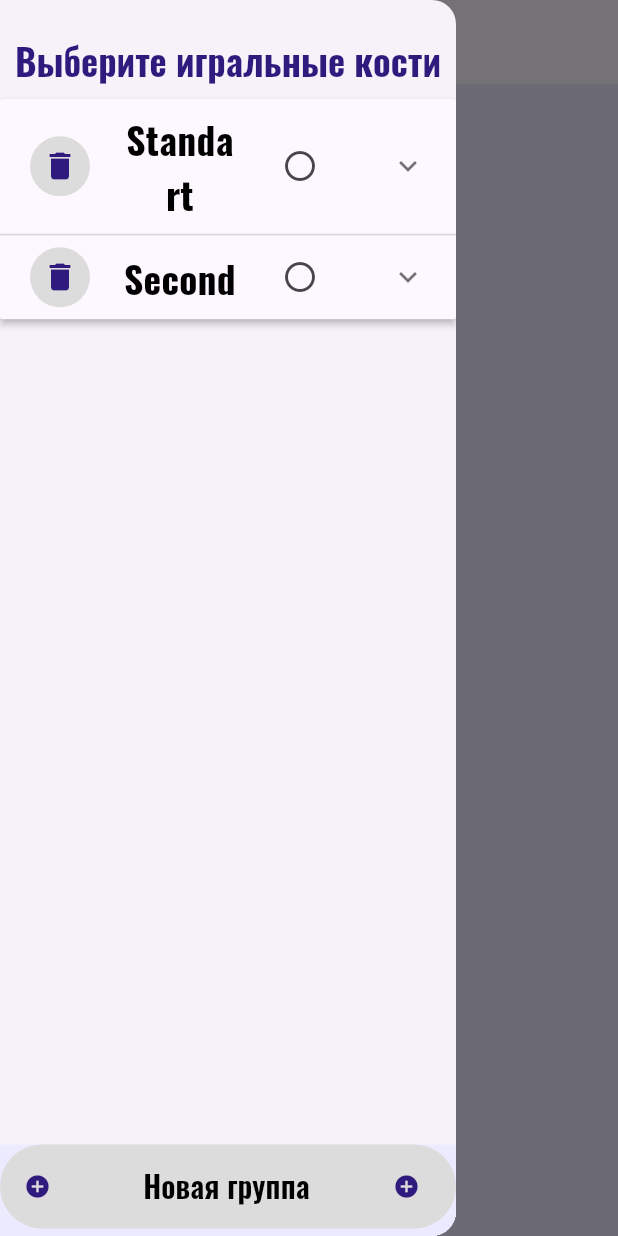
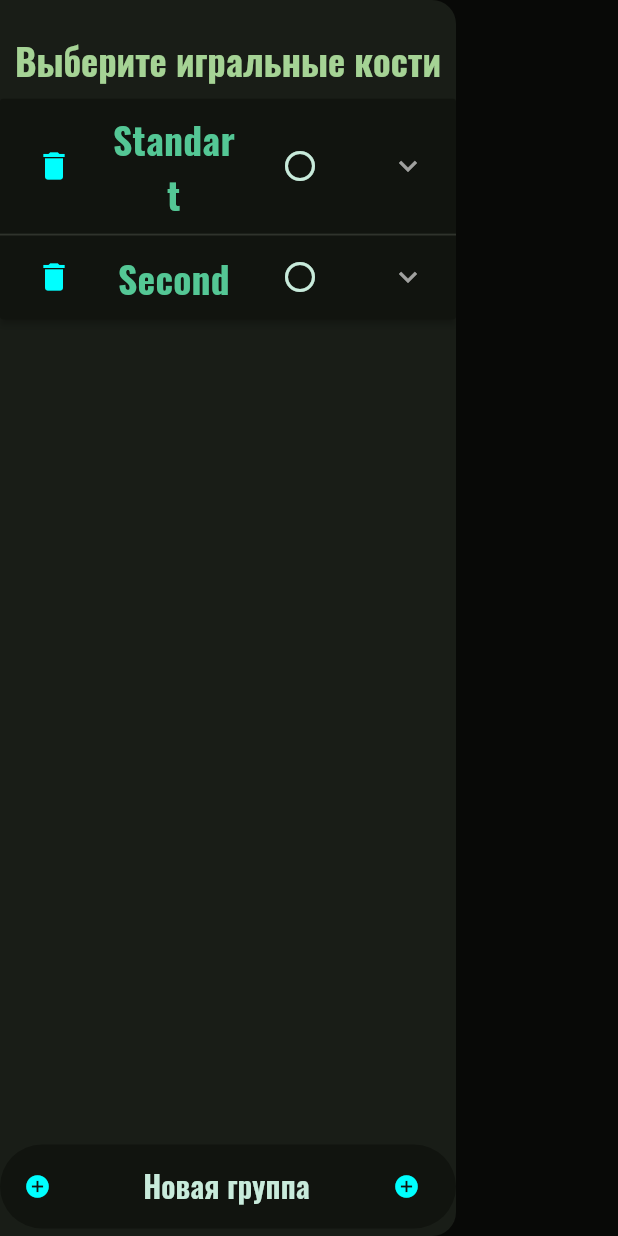
Before and after one commit to 2romanio005/UniversalDice, a Flutter app: the screen it shows after launch, with the side drawer open, on a phone screen of 412 x 824 dp. Run offline on Flutter 3.47's test engine with Material 3 defaults, Android fonts, the phone set to English and light mode, and no system bars.

Commit message:
add styles and dark theme

```diff
--- a/universal_dice/lib/Decoration/styles.dart
+++ b/universal_dice/lib/Decoration/styles.dart
@@ -1,49 +1,59 @@
 import 'package:flutter/material.dart';
 // import 'package:google_fonts/google_fonts.dart';
 
-import 'package:universal_dice/Decoration/colors.dart';
+ColorScheme colorScheme = ColorScheme.fromSeed(
+  seedColor: const Color.fromARGB(255, 0, 255, 0),
+  brightness: Brightness.dark,
+  // background: const Color.fromARGB(255, 17, 17, 17),
+  // onSurface: Colors.red,
 
-ThemeData mainTheme = ThemeData(
-  colorScheme: ColorScheme.fromSeed(
-    seedColor: ColorPrimary,
-    brightness: Brightness.light,
-  ),
-  textTheme: TextTheme(
-    /// заголовок заголовков
+  // onPrimary: Colors.blue,
+  onSurfaceVariant: const Color.fromARGB(255, 0, 255, 255),
+  onSurface: const Color.fromARGB(255, 200, 235, 219),
+  secondary: const Color.fromARGB(255, 84, 199, 149), //54, 181, 67),
+  // onSurface: Colors.red,
+  // onSurfaceVariant: Colors.yellow,
+  // inverseSurface: Colors.pink,
+);
+
+TextTheme textTheme = TextTheme(
+  /// H1
   titleLarge: TextStyle(
     fontFamily: "Oswald",
-      color: ColorHeader,
+    //color: ColorHeader,
+    color: colorScheme.primary,
     fontSize: 26,
     fontWeight: FontWeight.bold,
   ),
 
-    /// заголовок стиха
+  /// H2
   titleMedium: TextStyle(
     fontFamily: "Oswald",
-      color: ColorFont,
+    //color: ColorFont,
+    color: colorScheme.secondary,
     fontSize: 25,
     fontWeight: FontWeight.bold,
   ),
 
-    /// заголовки в менюшках
+  /// H3
   titleSmall: TextStyle(
     fontFamily: "Oswald",
-      color: ColorFont,
+    color: colorScheme.onSurface,
     fontSize: 20,
     fontWeight: FontWeight.w600,
   ),
 
-    /// осоновной текст стиха
+  /// осоновной текст
   bodyMedium: TextStyle(
     fontFamily: "Consolas",
-      color: ColorFont,
+    //color: ColorFont,
     fontSize: 18,
   ),
 
   /// заголовок всплывающих окон
   labelLarge: TextStyle(
     fontFamily: "Oswald",
-      color: ColorHeader,
+    //color: ColorHeader,
     fontSize: 24,
     fontWeight: FontWeight.w700,
   ),
@@ -51,23 +61,37 @@ ThemeData mainTheme = ThemeData(
   /// текс всплывающих окон
   labelMedium: TextStyle(
     fontFamily: "Consolas",
-      color: ColorFont,
+    //color: ColorFont,
     fontSize: 18,
   ),
 
   /// текст на кнопках
   labelSmall: TextStyle(
     fontFamily: "Consolas",
-        color: ColorFont,
+    //color: ColorFont,
     fontSize: 18,
-        fontWeight: FontWeight.w600),
+    fontWeight: FontWeight.w600,
   ),
 );
 
+ThemeData mainTheme = ThemeData(
+  colorScheme: colorScheme,
+  textTheme: textTheme,
+);
+
+
+// цвета для кнопок
+Color ColorButtonBackground = colorScheme.surface; // задний фон
+Color ColorButtonForeground = colorScheme.onSurfaceVariant; // сама иконка или текс
+const Color ColorButtonPressedOK = Color.fromARGB(255, 0, 180, 0); // при нажатии на кнопку "да"
+const Color ColorButtonPressedOFF = Color.fromARGB(255, 220, 0, 0); // при нажатии на кнопку "нет"
+
+
 /// кнопка несогласия (краснеет)
 ButtonStyle buttonStyleOFF = IconButton.styleFrom(
+  tapTargetSize: MaterialTapTargetSize.shrinkWrap,
   backgroundColor: ColorButtonBackground,
-  hoverColor: ColorButtonHover,
+  // hoverColor: ColorButtonHover,
   foregroundColor: ColorButtonForeground,
   highlightColor: ColorButtonPressedOFF,
 );
@@ -75,7 +99,7 @@ ButtonStyle buttonStyleOFF = IconButton.styleFrom(
 /// кнопка согласия (зеленеет)
 ButtonStyle buttonStyleOK = IconButton.styleFrom(
   backgroundColor: ColorButtonBackground,
-  hoverColor: ColorButtonHover,
+  // hoverColor: ColorButtonHover,
   foregroundColor: ColorButtonForeground,
   highlightColor: ColorButtonPressedOK,
 );
@@ -83,6 +107,6 @@ ButtonStyle buttonStyleOK = IconButton.styleFrom(
 /// обычная кнопка (сереет)
 ButtonStyle buttonStyleDefault = IconButton.styleFrom(
   backgroundColor: ColorButtonBackground,
-  hoverColor: ColorButtonHover,
+  // hoverColor: ColorButtonHover,
   foregroundColor: ColorButtonForeground,
 );
--- a/universal_dice/lib/FutureBuilderHome.dart
+++ b/universal_dice/lib/FutureBuilderHome.dart
@@ -1,4 +1,3 @@
-import 'package:universal_dice/Data/poemList.dart';
 import 'package:flutter/material.dart';
 import 'package:universal_dice/HomePage.dart';
 
--- a/universal_dice/lib/HomePage.dart
+++ b/universal_dice/lib/HomePage.dart
@@ -1,9 +1,8 @@
 import 'package:flutter/material.dart';
+import 'package:universal_dice/Decoration/styles.dart';
 import 'dart:math';
 
 import 'package:universal_dice/Widgets/HomePageView.dart';
-
-import 'package:universal_dice/Decoration/colors.dart';
 
 import 'package:universal_dice/Widgets/DiceChooser.dart';
 
@@ -53,7 +52,6 @@ class _HomePage extends State<HomePage> {
   @override
   Widget build(BuildContext context) {
     return Scaffold(
-      backgroundColor: ColorBackground,
       appBar: AppBar(
         leading: Builder(
           builder: (context) => IconButton(
@@ -68,7 +66,7 @@ class _HomePage extends State<HomePage> {
             "Universal Dice",
             style: TextStyle(
               fontFamily: "Oswald",
-              color: ColorHeader,
+              color: colorScheme.primary,
               fontWeight: FontWeight.bold,
             ),
           ),
--- a/universal_dice/lib/Widgets/ConfirmationBox.dart
+++ b/universal_dice/lib/Widgets/ConfirmationBox.dart
@@ -1,6 +1,5 @@
 import 'package:flutter/material.dart';
 
-import 'package:universal_dice/Decoration/colors.dart';
 import 'package:universal_dice/Decoration/styles.dart';
 
 Future<void> confirmationBox({
--- a/universal_dice/lib/Widgets/DiceChooser.dart
+++ b/universal_dice/lib/Widgets/DiceChooser.dart
@@ -1,6 +1,5 @@
 import 'package:flutter/material.dart';
 
-import 'package:universal_dice/Decoration/colors.dart';
 import 'package:universal_dice/Decoration/styles.dart';
 import 'package:universal_dice/Decoration/icons.dart';
 
@@ -22,8 +21,6 @@ class DiceChooser extends StatefulWidget {
   @override
   _DiceChooser createState() => _DiceChooser();
 }
-
-class Item {}
 
 class _DiceChooser extends State<DiceChooser> {
   @override
@@ -72,6 +69,7 @@ class _DiceChooser extends State<DiceChooser> {
                   title: Text(diceGroup.name, textAlign: TextAlign.center),
                   titleTextStyle: Theme.of(context).textTheme.titleMedium,
                   leading: IconButton(
+                    constraints: BoxConstraints(),
                     style: buttonStyleOFF,
                     onPressed: () async {
                       await confirmationBox(
@@ -98,7 +96,15 @@ class _DiceChooser extends State<DiceChooser> {
                         widget._displayedDictGroup[index] = true;
                       }
                     }),
-                    icon: Icon(diceGroup.state ? (iconRadioButtonChecked) : (iconRadioButtonUnchecked)),
+                    icon: diceGroup.state
+                        ? Icon(
+                            iconRadioButtonChecked,
+                            color: Theme.of(context).colorScheme.primary,
+                          )
+                        : Icon(
+                            iconRadioButtonUnchecked,
+                            color: Theme.of(context).colorScheme.onSurface,
+                          ),
                   ),
                 );
               },
@@ -137,7 +143,15 @@ class _DiceChooser extends State<DiceChooser> {
                 },
                 icon: const Icon(iconButtonDeleteDice),
               ),
-              trailing: Icon(diceGroup[index].state ? (iconRadioButtonChecked) : (iconRadioButtonUnchecked)),
+              trailing: diceGroup[index].state
+                  ? Icon(
+                      iconRadioButtonChecked,
+                      color: Theme.of(context).colorScheme.primary,
+                    )
+                  : Icon(
+                      iconRadioButtonUnchecked,
+                      color: Theme.of(context).colorScheme.onSurface,
+                    ),
               selected: diceGroup[index].state,
               onTap: () {
                 setState(() {
@@ -157,8 +171,8 @@ class _DiceChooser extends State<DiceChooser> {
               child: ListTile(
                 title: const Text("Новый кубик", textAlign: TextAlign.center),
                 titleTextStyle: Theme.of(context).textTheme.titleSmall,
-                trailing: const Icon(iconButtonAddDice, color: ColorButtonForeground),
-                leading: const Icon(iconButtonAddDice, color: ColorButtonForeground),
+                trailing: Icon(iconButtonAddDice, color: ColorButtonForeground),
+                leading: Icon(iconButtonAddDice, color: ColorButtonForeground),
               ),
               onPressed: () {
                 setState(() {
@@ -175,7 +189,7 @@ class _DiceChooser extends State<DiceChooser> {
   Widget _buildingFooter() {
     return Container(
       padding: const EdgeInsets.only(bottom: 5),
-      color: ColorBackground,
+      // color: ColorBackground,
       child: TextButton(
         style: buttonStyleOK.merge(
           IconButton.styleFrom(
@@ -185,8 +199,8 @@ class _DiceChooser extends State<DiceChooser> {
         child: ListTile(
           title: const Text("Новая группа", textAlign: TextAlign.center),
           titleTextStyle: Theme.of(context).textTheme.titleSmall,
-          trailing: const Icon(iconButtonAddDiceGroup, color: ColorButtonForeground),
-          leading: const Icon(iconButtonAddDiceGroup, color: ColorButtonForeground),
+          trailing: Icon(iconButtonAddDiceGroup, color: ColorButtonForeground),
+          leading: Icon(iconButtonAddDiceGroup, color: ColorButtonForeground),
         ),
         onPressed: () {
           setState(() {
```
Also changed, not shown: universal_dice/lib/Decoration/colors.dart (deleted, +0 -25 lines), universal_dice/lib/Widgets/HomePageView.dart (+131 -131 lines). Lines whose indentation alone changed are shown as unchanged.
